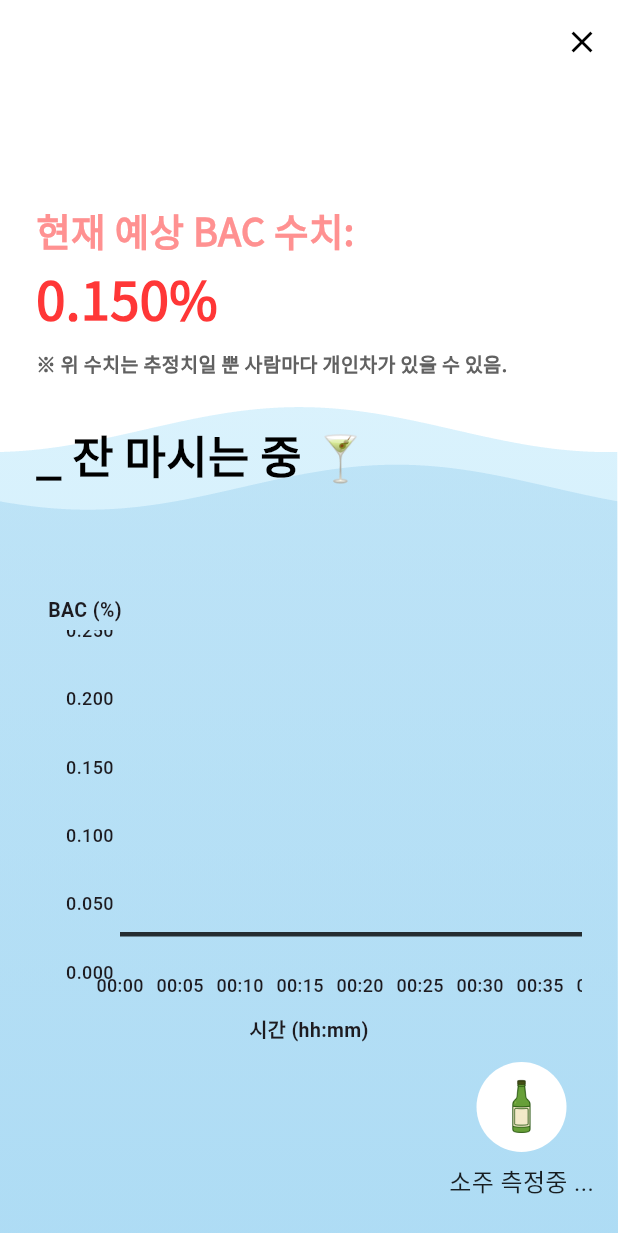
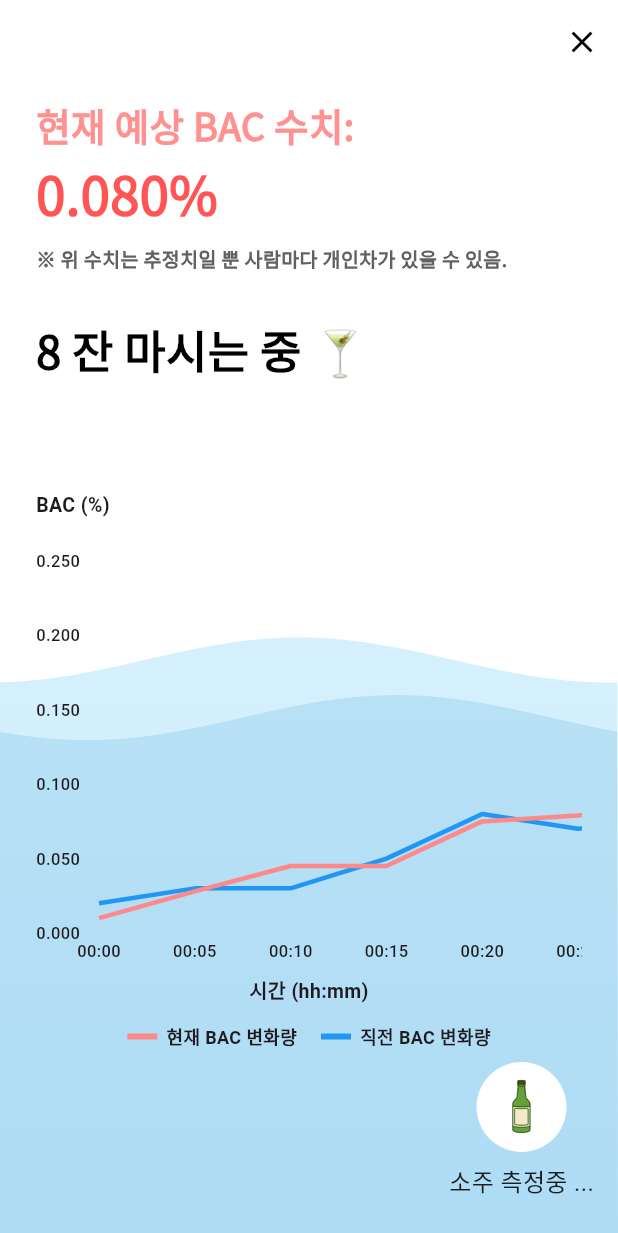
Before and after one commit to inu-capstone-VCHE/todays_drink_app, a Flutter app: the DrunkennessScreen screen opened directly, on a phone screen of 412 x 824 dp. Shown: the top 1233 px of the screen. Run offline on Flutter 3.47's test engine with Material 3 defaults, Android fonts, the phone set to English and light mode, and no system bars; drawn by our look-alikes of fl_chart; our stand-ins replace image_picker, table_calendar.

Commit message:
BAC 측정 스크린 수정 (서버 연동 필요)

```diff
--- a/lib/mainscreens/DrunknessScreens/drunkenness_screen.dart
+++ b/lib/mainscreens/DrunknessScreens/drunkenness_screen.dart
@@ -105,7 +105,45 @@ class _DrunkennessScreenState extends State<DrunkennessScreen> with SingleTicker
     }
   }
 
-  double bac = 0.15;
+  double bac = 0.08;
+
+  final List<FlSpot> previousBAC = [
+    FlSpot(0, 0.02),
+    FlSpot(1, 0.03),
+    FlSpot(2, 0.03),
+    FlSpot(3, 0.05),
+    FlSpot(4, 0.08),
+    FlSpot(5, 0.07),
+    FlSpot(6, 0.08),
+    FlSpot(7, 0.09),
+    FlSpot(8, 0.11),
+    FlSpot(9, 0.124),
+    FlSpot(10, 0.122),
+    FlSpot(11, 0.127),
+    FlSpot(12, 0.131),
+    FlSpot(13, 0.134),
+    FlSpot(14, 0.135),
+    FlSpot(15, 0.140),
+  ];
+
+  final List<FlSpot> currentBAC = [
+    FlSpot(0, 0.010),
+    FlSpot(1, 0.028),
+    FlSpot(2, 0.045),
+    FlSpot(3, 0.045),
+    FlSpot(4, 0.075),
+    FlSpot(5, 0.079),
+    FlSpot(6, 0.085),
+    FlSpot(7, 0.110),
+    FlSpot(8, 0.125),
+    FlSpot(9, 0.124),
+    FlSpot(10, 0.126),
+    FlSpot(11, 0.129),
+    FlSpot(12, 0.120),
+    FlSpot(13, 0.130),
+    FlSpot(14, 0.132),
+    FlSpot(15, 0.138),
+  ];
 
   @override
   void initState() {
@@ -278,7 +316,7 @@ class _DrunkennessScreenState extends State<DrunkennessScreen> with SingleTicker
           Align(
             alignment: Alignment.topLeft,
             child: Padding(
-              padding: const EdgeInsets.fromLTRB(24, 80, 24, 0),
+              padding: const EdgeInsets.fromLTRB(24, 10, 24, 0),
               child: Column(
                 crossAxisAlignment: CrossAxisAlignment.start,
                 mainAxisSize: MainAxisSize.min,
@@ -317,7 +355,7 @@ class _DrunkennessScreenState extends State<DrunkennessScreen> with SingleTicker
                   ),
                   SizedBox(height: 30),
                   Text(
-                    "_ 잔 마시는 중 🍸",
+                    "8 잔 마시는 중 🍸",
                     style: TextStyle(
                       fontFamily: 'NotoSansKR',
                       fontSize: 30,
@@ -331,7 +369,7 @@ class _DrunkennessScreenState extends State<DrunkennessScreen> with SingleTicker
                     crossAxisAlignment: CrossAxisAlignment.start,
                     children: [
                       const Padding(
-                        padding: EdgeInsets.only(left: 8.0, bottom: 4.0),
+                        padding: EdgeInsets.only(left: 0.0, bottom: 4.0),
                         child: Text(
                           "BAC (%)",
                           style: TextStyle(fontSize: 13, fontWeight: FontWeight.w600),
@@ -340,10 +378,10 @@ class _DrunkennessScreenState extends State<DrunkennessScreen> with SingleTicker
                       SingleChildScrollView(
                         scrollDirection: Axis.horizontal,
                         child: Padding(
-                          padding: const EdgeInsets.fromLTRB(16, 0, 16, 0),
+                          padding: const EdgeInsets.only(top: 24.0),
                           child: SizedBox(
                             width: 1000,
-                            height: 250,
+                            height: 270,
                             child: LineChart(
                               LineChartData(
                                 minY: 0.0,
@@ -356,52 +394,55 @@ class _DrunkennessScreenState extends State<DrunkennessScreen> with SingleTicker
                                       showTitles: true,
                                       interval: 1,
                                       getTitlesWidget: (value, _) {
-                                        final minutes = (value.toInt() * 5);
-                                        final hour = minutes ~/ 60;
-                                        final minute = minutes % 60;
-                                        final label = "${hour.toString().padLeft(2, '0')}:${minute.toString().padLeft(2, '0')}";
-                                        return Text(label, style: TextStyle(fontSize: 12, fontWeight: FontWeight.w500));
+                                        int minutes = value.toInt() * 5;
+                                        int hour = minutes ~/ 60;
+                                        int minute = minutes % 60;
+                                        return Padding(
+                                          padding: const EdgeInsets.only(top: 4),
+                                          child: Text(
+                                            '${hour.toString().padLeft(2, '0')}:${minute.toString().padLeft(2, '0')}',
+                                            style: const TextStyle(fontSize: 11, fontWeight: FontWeight.w500),
+                                          ),
+                                        );
                                       },
                                     ),
                                   ),
                                   leftTitles: AxisTitles(
                                     sideTitles: SideTitles(
                                       showTitles: true,
-                                      reservedSize: 40,
+                                      reservedSize: 42,
                                       interval: 0.05,
-                                      getTitlesWidget: (value, _) {
-                                        return Text(
+                                      getTitlesWidget: (value, _) => Padding(
+                                        padding: const EdgeInsets.only(right: 4),
+                                        child: Text(
                                           value.toStringAsFixed(3),
-                                          style: TextStyle(fontSize: 12, fontWeight: FontWeight.w500),
-                                          textAlign: TextAlign.center,
-                                        );
-                                      },
+                                          style: const TextStyle(fontSize: 11, fontWeight: FontWeight.w500),
+                                        ),
+                                      ),
                                     ),
                                   ),
                                   topTitles: AxisTitles(sideTitles: SideTitles(showTitles: false)),
-                                  rightTitles: AxisTitles(
-                                    sideTitles: SideTitles(
-                                      showTitles: true,
-                                      reservedSize: 40,
-                                      getTitlesWidget: (_, __) => const SizedBox(),
-                                    ),
-                                  ),
+                                  rightTitles: AxisTitles(sideTitles: SideTitles(showTitles: false)),
                                 ),
                                 borderData: FlBorderData(show: false),
                                 lineBarsData: [
                                   LineChartBarData(
-                                    spots: List.generate(
-                                      24,
-                                          (i) => FlSpot(i.toDouble(), Random().nextDouble() * 0.25),
-                                    ),
-                                    isCurved: true,
+                                    spots: previousBAC,
+                                    isCurved: false,
                                     barWidth: 3,
-                                    color: Colors.black.withOpacity(0.8),
+                                    color: Colors.blue, // 직전 측정 그래프 색
+                                    dotData: FlDotData(show: false),
+                                  ),
+                                  LineChartBarData(
+                                    spots: currentBAC,
+                                    isCurved: false,
+                                    barWidth: 3,
+                                    color: Color(0xFFFE8989), // 현재 측정 그래프 색
                                     dotData: FlDotData(show: false),
                                   ),
                                 ],
                               ),
-                            ),
+                            )
                           ),
                         ),
                       ),
@@ -411,6 +452,29 @@ class _DrunkennessScreenState extends State<DrunkennessScreen> with SingleTicker
                           "시간 (hh:mm)",
                           style: TextStyle(fontSize: 13, fontWeight: FontWeight.w600),
                         ),
+                      ),
+                      const SizedBox(height: 12),
+                      Row(
+                        mainAxisAlignment: MainAxisAlignment.center,
+                        children: [
+                          // 현재 측정
+                          Container(width: 20, height: 4, color: Color(0xFFFE8989)),
+                          SizedBox(width: 6),
+                          Text(
+                            "현재 BAC 변화량",
+                            style: TextStyle(fontSize: 12, fontWeight: FontWeight.w600),
+                          ),
+
+                          SizedBox(width: 16),
+
+                          // 직전 측정
+                          Container(width: 20, height: 4, color: Colors.blue),
+                          SizedBox(width: 6),
+                          Text(
+                            "직전 BAC 변화량",
+                            style: TextStyle(fontSize: 12, fontWeight: FontWeight.w600),
+                          ),
+                        ],
                       ),
                     ],
                   ),
```
